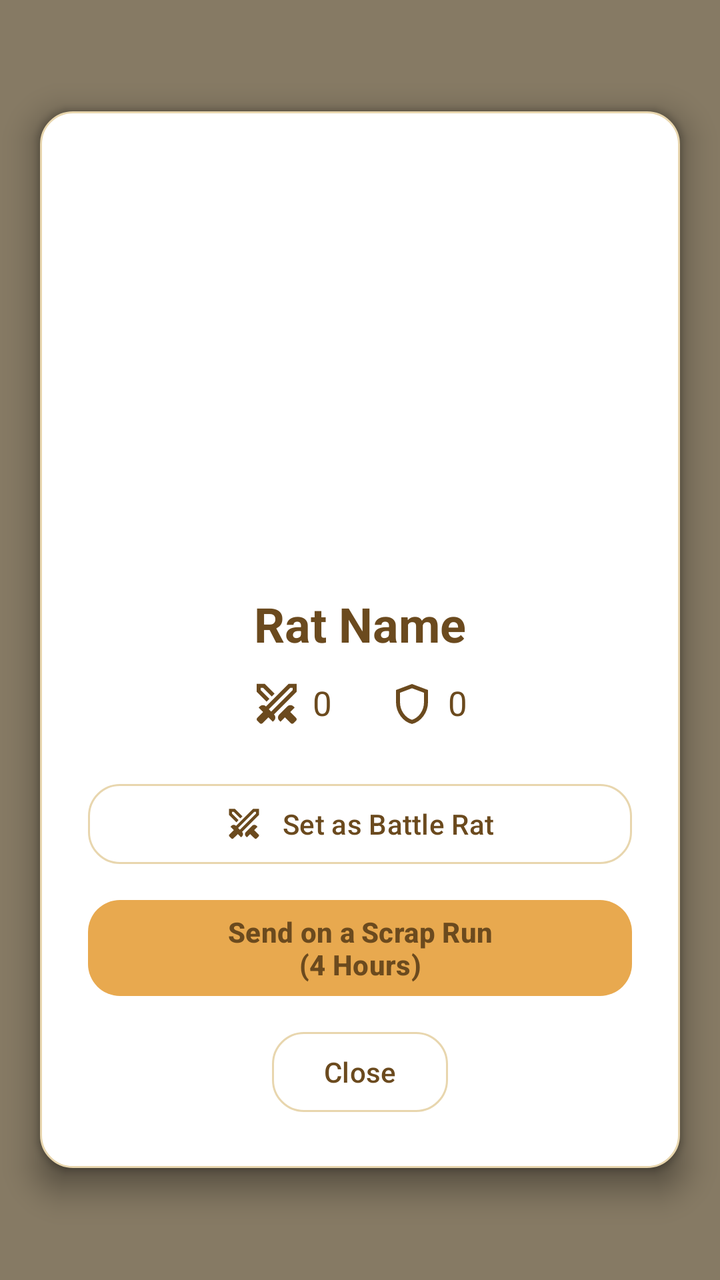
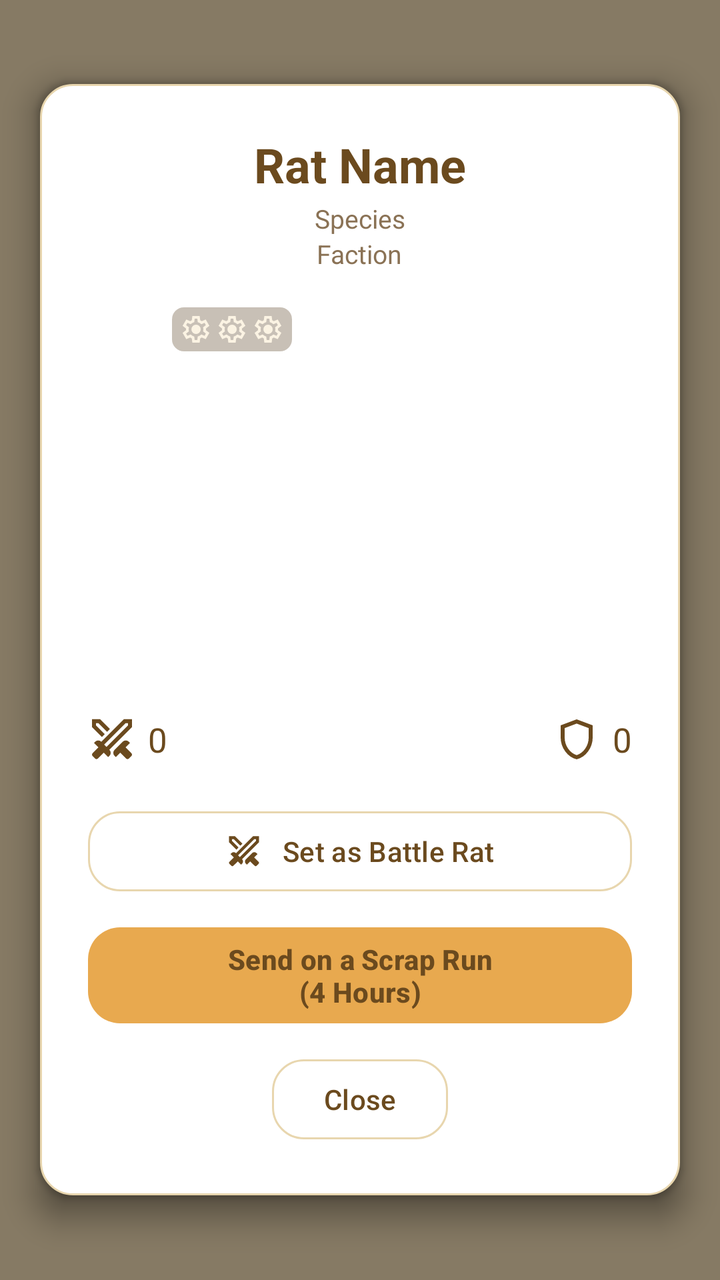

Before-and-after screenshots of an Android layout around one commit, followed by the original layout XML and the change that was made.
<!-- AndroidManifest.xml: application theme Theme.RatKingRecon -->
<!-- res/layout/dialog_enlarged_rat.xml -->
<?xml version="1.0" encoding="utf-8"?>
<RelativeLayout xmlns:android="http://schemas.android.com/apk/res/android"
    xmlns:app="http://schemas.android.com/apk/res-auto"
    android:id="@+id/enlargedLayout"
    android:layout_width="match_parent"
    android:layout_height="match_parent"
    android:background="#993A2A12"
    android:gravity="center">

    <LinearLayout
        android:layout_width="320dp"
        android:layout_height="wrap_content"
        android:layout_centerInParent="true"
        android:orientation="vertical"
        android:background="@drawable/bg_card_white"
        android:padding="24dp"
        android:gravity="center"
        android:elevation="10dp">

        <ImageView
            android:id="@+id/enlargedRatImage"
            android:layout_width="200dp"
            android:layout_height="200dp"
            android:scaleType="centerCrop"
            android:layout_marginBottom="16dp" />

        <TextView
            android:id="@+id/enlargedRatName"
            android:layout_width="wrap_content"
            android:layout_height="wrap_content"
            android:textColor="@color/text_primary"
            android:textSize="24sp"
            android:textStyle="bold"
            android:text="Rat Name"
            android:layout_marginBottom="12dp" />

        <LinearLayout
            android:layout_width="match_parent"
            android:layout_height="wrap_content"
            android:orientation="horizontal"
            android:gravity="center"
            android:layout_marginBottom="24dp">

            <TextView
                android:id="@+id/enlargedRatPower"
                android:layout_width="wrap_content"
                android:layout_height="wrap_content"
                android:textColor="@color/text_primary"
                android:textSize="17sp"
                android:drawableStart="@drawable/ic_power"
                android:drawablePadding="6dp"
                android:text="0"
                android:layout_marginEnd="28dp" />

            <TextView
                android:id="@+id/enlargedRatToughness"
                android:layout_width="wrap_content"
                android:layout_height="wrap_content"
                android:textColor="@color/text_primary"
                android:textSize="17sp"
                android:drawableStart="@drawable/ic_toughness"
                android:drawablePadding="6dp"
                android:text="0" />
        </LinearLayout>

        <com.google.android.material.button.MaterialButton
            android:id="@+id/battleRatButton"
            android:layout_width="match_parent"
            android:layout_height="wrap_content"
            android:layout_marginBottom="10dp"
            android:text="@string/btn_set_battle_rat"
            android:textAllCaps="false"
            android:textColor="@color/text_primary"
            app:backgroundTint="@color/card_white"
            app:cornerRadius="16dp"
            app:icon="@drawable/ic_power"
            app:iconGravity="textStart"
            app:iconPadding="10dp"
            app:iconTint="@color/text_primary"
            app:strokeColor="@color/card_border"
            app:strokeWidth="1dp" />

        <com.google.android.material.button.MaterialButton
            android:id="@+id/deployScrapyardButton"
            android:layout_width="match_parent"
            android:layout_height="56dp"
            android:text="@string/btn_deploy_scrap_run"
            android:textAllCaps="false"
            android:textColor="@color/text_primary"
            android:textStyle="bold"
            app:backgroundTint="@color/amber"
            app:cornerRadius="16dp"
            android:layout_marginBottom="10dp" />

        <com.google.android.material.button.MaterialButton
            android:id="@+id/closeEnlargedButton"
            android:layout_width="wrap_content"
            android:layout_height="wrap_content"
            android:text="@string/btn_close"
            android:textAllCaps="false"
            android:textColor="@color/text_primary"
            app:backgroundTint="@color/card_white"
            app:strokeColor="@color/card_border"
            app:strokeWidth="1dp"
            app:cornerRadius="16dp" />

    </LinearLayout>
</RelativeLayout>
<!-- resources referenced by this layout -->
<resources>
  <color name="amber">#E8A94F</color>
  <color name="card_border">#E8D6AE</color>
  <color name="card_white">#FFFFFF</color>
  <color name="text_primary">#6B4A1E</color>
  <!-- drawable bg_card_white (drawable) -->
  <?xml version="1.0" encoding="utf-8"?>
  <shape xmlns:android="http://schemas.android.com/apk/res/android"
      android:shape="rectangle">
      <solid android:color="@color/card_white" />
      <stroke
          android:width="1dp"
          android:color="@color/card_border" />
      <corners android:radius="16dp" />
  </shape>
  <!-- drawable ic_toughness (drawable) -->
  <?xml version="1.0" encoding="utf-8"?>
  <vector xmlns:android="http://schemas.android.com/apk/res/android"
      android:width="24dp"
      android:height="24dp"
      android:viewportWidth="960"
      android:viewportHeight="960"
      android:tint="@color/text_primary">
      <group android:translateX="-0" android:translateY="960">
          <path
              android:fillColor="@color/text_primary"
              android:pathData="M480-80q-139-35-229.5-159.5T160-516v-244l320-120 320 120v244q0 152-90.5 276.5T480-80Zm0-84q104-33 172-132t68-220v-189l-240-90-240 90v189q0 121 68 220t172 132Zm0-316Z" />
      </group>
  </vector>
  <string name="btn_close">Close</string>
  <string name="btn_deploy_scrap_run">Send on a Scrap Run\n(4 Hours)</string>
  <string name="btn_set_battle_rat">Set as Battle Rat</string>
  <style name="Theme.RatKingRecon" parent="Base.Theme.RatKingRecon" />
  <color name="cream">#FBF3E3</color>
  <style name="Widget.RatKing.Button" parent="Widget.RatKing.Button.Base" />
  <style name="Animation.RatKing.Screen" parent="@android:style/Animation.Activity">
          <item name="android:activityOpenEnterAnimation">@anim/screen_enter</item>
          <item name="android:activityOpenExitAnimation">@anim/screen_exit</item>
          <item name="android:activityCloseEnterAnimation">@anim/screen_pop_enter</item>
          <item name="android:activityCloseExitAnimation">@anim/screen_pop_exit</item>
      </style>
  <color name="tan">#F5E6C8</color>
  <style name="Widget.RatKing.Button.Base" parent="Widget.Material3.Button" />
  <!-- unchanged entries left out for length: 2 -->
</resources>

<!-- the commit's change to res/layout/dialog_enlarged_rat.xml (unified diff, before → after) -->
@@ -17,13 +17,6 @@
         android:gravity="center"
         android:elevation="10dp">
 
-        <ImageView
-            android:id="@+id/enlargedRatImage"
-            android:layout_width="200dp"
-            android:layout_height="200dp"
-            android:scaleType="centerCrop"
-            android:layout_marginBottom="16dp" />
-
         <TextView
             android:id="@+id/enlargedRatName"
             android:layout_width="wrap_content"
@@ -32,30 +25,106 @@
             android:textSize="24sp"
             android:textStyle="bold"
             android:text="Rat Name"
+            android:layout_marginBottom="2dp" />
+
+        
+        <TextView
+            android:id="@+id/enlargedRatSpecies"
+            android:layout_width="wrap_content"
+            android:layout_height="wrap_content"
+            android:textColor="@color/text_muted"
+            android:textSize="13sp"
+            android:text="Species" />
+
+        
+        <TextView
+            android:id="@+id/enlargedRatFaction"
+            android:layout_width="wrap_content"
+            android:layout_height="wrap_content"
+            android:textColor="@color/text_muted"
+            android:textSize="13sp"
+            android:text="Faction"
             android:layout_marginBottom="12dp" />
 
+        <FrameLayout
+            android:layout_width="200dp"
+            android:layout_height="200dp"
+            android:layout_marginBottom="10dp">
+
+            <ImageView
+                android:id="@+id/enlargedRatImage"
+                android:layout_width="match_parent"
+                android:layout_height="match_parent"
+                android:scaleType="centerCrop" />
+
+            
+            <LinearLayout
+                android:id="@+id/enlargedRatGears"
+                android:layout_width="wrap_content"
+                android:layout_height="wrap_content"
+                android:layout_gravity="top|start"
+                android:layout_margin="6dp"
+                android:orientation="horizontal"
+                android:background="@drawable/bg_badge_scrim"
+                android:paddingHorizontal="4dp"
+                android:paddingVertical="3dp">
+
+                <ImageView
+                    android:id="@+id/enlargedGear1"
+                    android:layout_width="16dp"
+                    android:layout_height="16dp"
+                    android:src="@drawable/ic_settings"
+                    android:tint="@color/cream"
+                    android:importantForAccessibility="no" />
+
+                <ImageView
+                    android:id="@+id/enlargedGear2"
+                    android:layout_width="16dp"
+                    android:layout_height="16dp"
+                    android:layout_marginStart="2dp"
+                    android:src="@drawable/ic_settings"
+                    android:tint="@color/cream"
+                    android:importantForAccessibility="no" />
+
+                <ImageView
+                    android:id="@+id/enlargedGear3"
+                    android:layout_width="16dp"
+                    android:layout_height="16dp"
+                    android:layout_marginStart="2dp"
+                    android:src="@drawable/ic_settings"
+                    android:tint="@color/cream"
+                    android:importantForAccessibility="no" />
+            </LinearLayout>
+        </FrameLayout>
+
+        
         <LinearLayout
             android:layout_width="match_parent"
             android:layout_height="wrap_content"
             android:orientation="horizontal"
-            android:gravity="center"
-            android:layout_marginBottom="24dp">
+            android:layout_marginBottom="20dp">
 
             <TextView
                 android:id="@+id/enlargedRatPower"
                 android:layout_width="wrap_content"
                 android:layout_height="wrap_content"
+                android:gravity="center_vertical"
                 android:textColor="@color/text_primary"
                 android:textSize="17sp"
                 android:drawableStart="@drawable/ic_power"
                 android:drawablePadding="6dp"
-                android:text="0"
-                android:layout_marginEnd="28dp" />
+                android:text="0" />
+
+            <View
+                android:layout_width="0dp"
+                android:layout_height="1dp"
+                android:layout_weight="1" />
 
             <TextView
                 android:id="@+id/enlargedRatToughness"
                 android:layout_width="wrap_content"
                 android:layout_height="wrap_content"
+                android:gravity="center_vertical"
                 android:textColor="@color/text_primary"
                 android:textSize="17sp"
                 android:drawableStart="@drawable/ic_toughness"
<!-- resource entries referenced after the edit -->
@@ -4,6 +4,13 @@
   <color name="card_border">#E8D6AE</color>
   <color name="card_white">#FFFFFF</color>
   <color name="text_primary">#6B4A1E</color>
+  <!-- drawable bg_badge_scrim (drawable) -->
+  <?xml version="1.0" encoding="utf-8"?>
+  <shape xmlns:android="http://schemas.android.com/apk/res/android"
+      android:shape="rectangle">
+      <solid android:color="#4D4A2F0F" />
+      <corners android:radius="6dp" />
+  </shape>
   <!-- drawable bg_card_white (drawable) -->
   <?xml version="1.0" encoding="utf-8"?>
   <shape xmlns:android="http://schemas.android.com/apk/res/android"
@@ -14,6 +21,20 @@
           android:color="@color/card_border" />
       <corners android:radius="16dp" />
   </shape>
+  <!-- drawable ic_settings (drawable) -->
+  <?xml version="1.0" encoding="utf-8"?>
+  <vector xmlns:android="http://schemas.android.com/apk/res/android"
+      android:width="24dp"
+      android:height="24dp"
+      android:viewportWidth="960"
+      android:viewportHeight="960"
+      android:tint="@color/text_primary">
+      <group android:translateX="-0" android:translateY="960">
+          <path
+              android:fillColor="@color/text_primary"
+              android:pathData="m370-80-16-128q-13-5-24.5-12T307-235l-119 50L78-375l103-78q-1-7-1-13.5v-27q0-6.5 1-13.5L78-585l110-190 119 50q11-8 23-15t24-12l16-128h220l16 128q13 5 24.5 12t22.5 15l119-50 110 190-103 78q1 7 1 13.5v27q0 6.5-2 13.5l103 78-110 190-118-50q-11 8-23 15t-24 12L590-80H370Zm70-80h79l14-106q31-8 57.5-23.5T639-327l99 41 39-68-86-65q5-14 7-29.5t2-31.5q0-16-2-31.5t-7-29.5l86-65-39-68-99 42q-22-23-48.5-38.5T533-694l-13-106h-79l-14 106q-31 8-57.5 23.5T321-633l-99-41-39 68 86 64q-5 15-7 30t-2 32q0 16 2 31t7 30l-86 65 39 68 99-42q22 23 48.5 38.5T427-266l13 106Zm42-180q58 0 99-41t41-99q0-58-41-99t-99-41q-59 0-99.5 41T342-480q0 58 40.5 99t99.5 41Zm-2-140Z" />
+      </group>
+  </vector>
   <!-- drawable ic_toughness (drawable) -->
   <?xml version="1.0" encoding="utf-8"?>
   <vector xmlns:android="http://schemas.android.com/apk/res/android"
@@ -33,6 +54,7 @@
   <string name="btn_set_battle_rat">Set as Battle Rat</string>
   <style name="Theme.RatKingRecon" parent="Base.Theme.RatKingRecon" />
   <color name="cream">#FBF3E3</color>
+  <color name="text_muted">#8A7255</color>
   <style name="Widget.RatKing.Button" parent="Widget.RatKing.Button.Base" />
   <style name="Animation.RatKing.Screen" parent="@android:style/Animation.Activity">
           <item name="android:activityOpenEnterAnimation">@anim/screen_enter</item>
